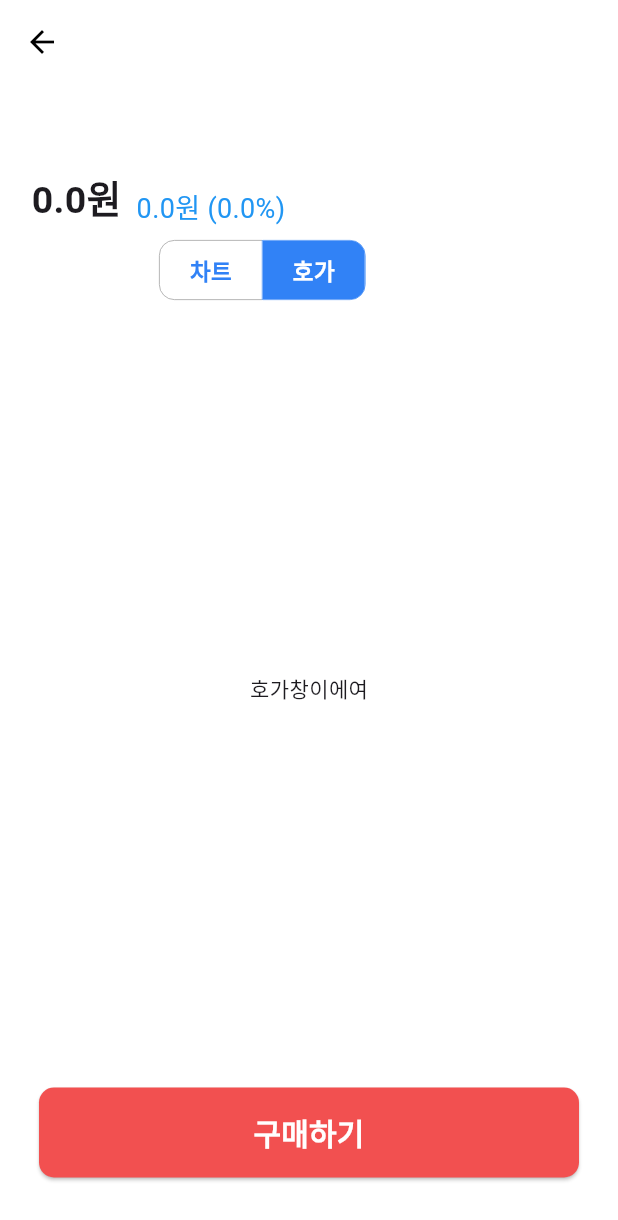
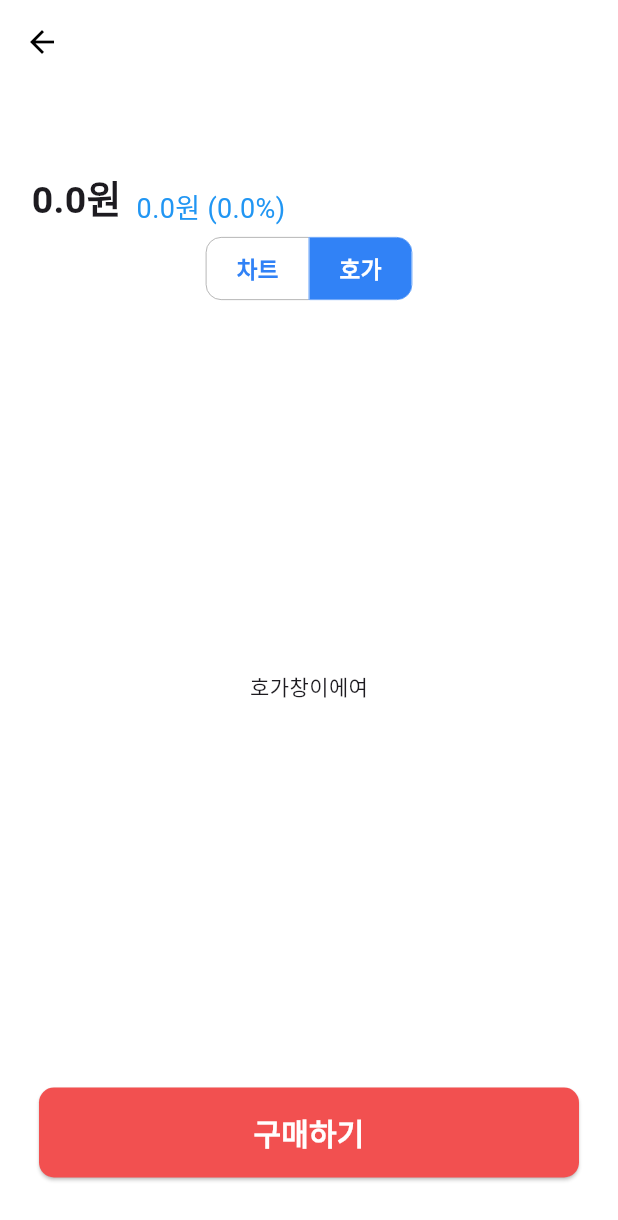
Before and after one commit to seo0o519/StocklyApp, a Flutter app: the DetailsScreen screen opened directly with empty values, after a tap on "호가", on a phone screen of 412 x 824 dp. Shown: the top 1220 px of the screen. Run offline on Flutter 3.47's test engine with Material 3 defaults, Android fonts, the phone set to English and light mode, and no system bars; our stand-ins replace flutter_svg; missing offline and left inert: candlesticks.

Commit message:
design: 상세페이지 디자인 요소 수정

```diff
--- a/lib/screens/details.dart
+++ b/lib/screens/details.dart
@@ -72,15 +72,7 @@ class _DetailsScreenState extends State<DetailsScreen> {
             ),
 
             // 토글 버튼
-            Row(
-              mainAxisAlignment: MainAxisAlignment.center,
-              children: [
-                SizedBox(
-                  width: 200,
-                  height: 50,
-                  child:
-                  Padding(
-                    padding: const EdgeInsets.symmetric(vertical: 5), // 외부 padding
+            Center(
               child: ToggleButtons(
                 isSelected: [_selectedIndex == 0, _selectedIndex == 1],
                 onPressed: (index) {
@@ -88,22 +80,26 @@ class _DetailsScreenState extends State<DetailsScreen> {
                     _selectedIndex = index;
                   });
                 },
+                borderRadius: BorderRadius.circular(10),
+                constraints: const BoxConstraints(
+                  minHeight: 30, // 버튼의 높이 지정
+                ),
                 children: [
                   Padding(
-                          padding: EdgeInsets.symmetric(horizontal: 20, vertical: 5),
+                    padding: const EdgeInsets.symmetric(horizontal: 20, vertical: 10),
                     child: Text(
                       '차트',
-                            style: TextStyle(
+                      style: const TextStyle(
                         fontSize: 15,
                         fontWeight: FontWeight.bold,
                       ),
                     ),
                   ),
                   Padding(
-                          padding: EdgeInsets.symmetric(horizontal: 20, vertical: 5),
+                    padding: const EdgeInsets.symmetric(horizontal: 20, vertical: 10),
                     child: Text(
                       '호가',
-                            style: TextStyle(
+                      style: const TextStyle(
                         fontSize: 15,
                         fontWeight: FontWeight.bold,
                       ),
@@ -112,9 +108,7 @@ class _DetailsScreenState extends State<DetailsScreen> {
                 ],
               ),
             ),
-                ),
-              ],
-            ),
+
             // 선택된 버튼에 따라 다르게 표시되는 자식 요소
             Expanded(
               child: _selectedIndex == 0
--- a/lib/widgets/order_book.dart
+++ b/lib/widgets/order_book.dart
@@ -1,6 +1,43 @@
 import 'package:flutter/material.dart';
 
-class OrderBook extends StatelessWidget {
+class OrderBook extends StatefulWidget {
+  @override
+  _OrderBookState createState() => _OrderBookState();
+}
+
+class _OrderBookState extends State<OrderBook>{
+
+  int sell_price_0 = 0;
+  int sell_price_1 = 0;
+  int sell_price_2 = 0;
+  int sell_price_3 = 0;
+  int sell_price_4 = 0;
+  int sell_price_5 = 0;
+  int sell_price_6 = 0;
+  int sell_volume_0 = 0;
+  int sell_volume_1 = 0;
+  int sell_volume_2 = 0;
+  int sell_volume_3 = 0;
+  int sell_volume_4 = 0;
+  int sell_volume_5 = 0;
+  int sell_volume_6 = 0;
+  int buy_price_0 = 0;
+  int buy_price_1 = 0;
+  int buy_price_2 = 0;
+  int buy_price_3 = 0;
+  int buy_price_4 = 0;
+  int buy_price_5 = 0;
+  int buy_price_6 = 0;
+  int buy_volume_0 = 0;
+  int buy_volume_1 = 0;
+  int buy_volume_2 = 0;
+  int buy_volume_3 = 0;
+  int buy_volume_4 = 0;
+  int buy_volume_5 = 0;
+  int buy_volume_6 = 0;
+
+
+
   @override
   Widget build(BuildContext context) {
     return Center(child: Text('호가창이에여'),
```
Lines whose indentation alone changed are shown as unchanged.
